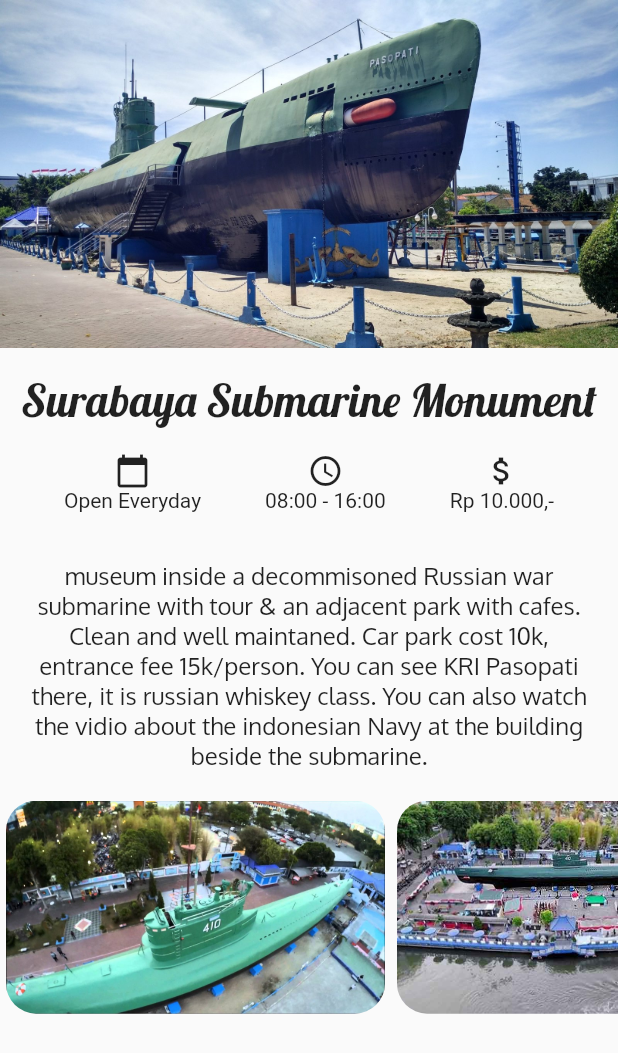
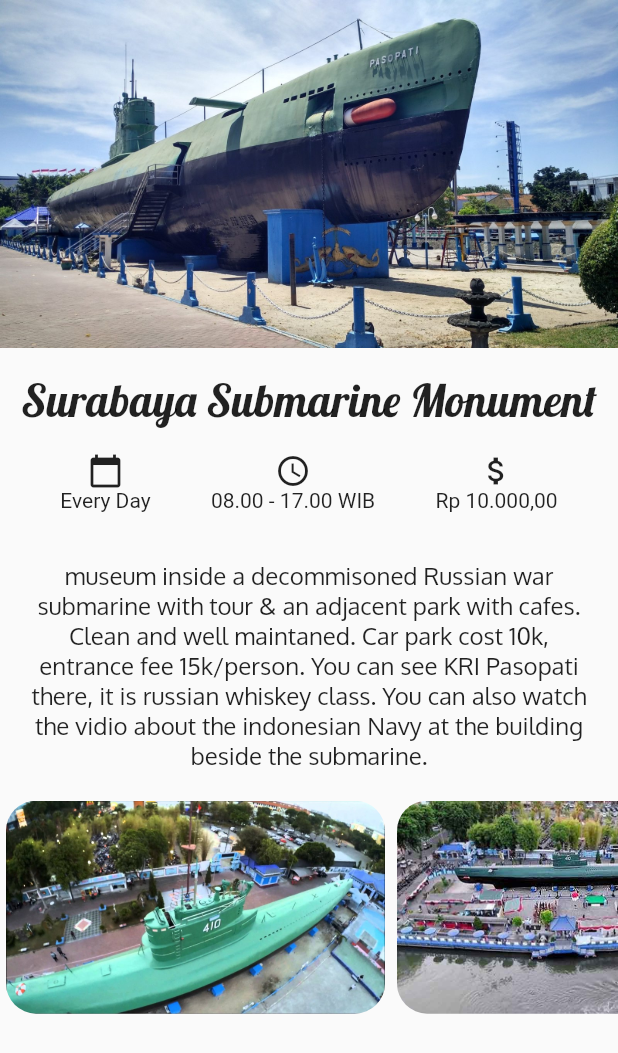
Before and after one commit to FazaZas/flutter_layout, a Flutter app: the screen it shows after launch, after a tap on "Surabaya Submarine Monument", on a phone screen of 412 x 824 dp. Shown: the top 1053 px of the screen. Run offline on Flutter 3.47's test engine with Material 2 defaults, Android fonts, the phone set to English and light mode, and no system bars.

Commit message:
data jadi dinamis

```diff
--- a/lib/detail_screen.dart
+++ b/lib/detail_screen.dart
@@ -29,21 +29,21 @@ class DetailScreen extends StatelessWidget {
                 mainAxisAlignment: MainAxisAlignment.spaceEvenly,
                 children: <Widget>[
                   Column(
-                    children: const <Widget>[
+                    children: <Widget>[
                       Icon(Icons.calendar_today),
-                      Text('Open Everyday'),
+                      Text(place.hari),
                     ],
                   ),
                   Column(
-                    children: const <Widget>[
+                    children: <Widget>[
                       Icon(Icons.access_time),
-                      Text('08:00 - 16:00'),
+                      Text(place.jam),
                     ],
                   ),
                   Column(
-                    children: const <Widget>[
+                    children: <Widget>[
                       Icon(Icons.attach_money),
-                      Text('Rp 10.000,-'),
+                      Text(place.tiket),
                     ],
                   )
                 ],
--- a/lib/model/tourism_place.dart
+++ b/lib/model/tourism_place.dart
@@ -6,6 +6,9 @@ class TourismPlace {
   String gambar1;
   String gambar2;
   String gambar3;
+  String hari;
+  String jam;
+  String tiket;
 
   TourismPlace({
     required this.name,
@@ -15,6 +18,9 @@ class TourismPlace {
     required this.gambar1,
     required this.gambar2,
     required this.gambar3,
+    required this.hari,
+    required this.jam,
+    required this.tiket,
   });
 }
 
@@ -28,6 +34,9 @@ var tourismPlaceList = [
     gambar1: 'assets/images/submarine1.jpg',
     gambar2: 'assets/images/submarine2.jpg',
     gambar3: 'assets/images/submarine3.jpg',
+    hari: 'Every Day',
+    jam: '08.00 - 17.00 WIB',
+    tiket: 'Rp 10.000,00',
   ),
   TourismPlace(
     name: 'Klenteng Sanggar Agung',
@@ -37,7 +46,11 @@ var tourismPlaceList = [
         'a pagoda in the city of Surabaya. The address is at Jalan Sukolilo Number 100, Ria Kenjeran Beach, Surabaya. This temple, apart from being a place of worship for Tridharma followers, is also a tourist destination for tourists',
     gambar1: 'assets/images/klenteng1.jpg',
     gambar2: 'assets/images/klenteng2.jpg',
-      gambar3: 'assets/images/klenteng3.jpg'),
+    gambar3: 'assets/images/klenteng3.jpg',
+    hari: 'Every Day',
+    jam: '08.00 - 17.00 WIB',
+    tiket: 'Rp 12.000,00',
+  ),
   TourismPlace(
     name: 'House of Sampoerna',
     location: 'Krembang Utara',
@@ -46,7 +59,11 @@ var tourismPlaceList = [
         'The House of Sampoerna is a tobacco museum and headquarters of Sampoerna located in Surabaya. The main buildings architectural style influenced by Dutch colonial style compound was built in 1862 and is now a preserved historical site.',
     gambar1: 'assets/images/sampoerna1.jpg',
     gambar2: 'assets/images/sampoerna2.jpg',
-      gambar3: 'assets/images/sampoerna3.jpg'),
+    gambar3: 'assets/images/sampoerna3.jpg',
+    hari: 'Every Day',
+    jam: '08.00 - 15.00 WIB',
+    tiket: 'Rp 50.000,00',
+  ),
   TourismPlace(
     name: 'Tugu Pahlawan',
     location: 'Alun-alun Contong',
@@ -55,7 +72,11 @@ var tourismPlaceList = [
         'The Heroes Monument (Indonesian: Tugu Pahlawan) is a monument in Surabaya, East Java. It is the main symbol of the city, dedicated to the people who died during the Battle of Surabaya on 10 November 1945. The 10 November Museum is located under the monument.',
     gambar1: 'assets/images/tugu1.jpg',
     gambar2: 'assets/images/tugu2.jpg',
-      gambar3: 'assets/images/tugu3.jpg'),
+    gambar3: 'assets/images/tugu3.jpg',
+    hari: 'Every Day',
+    jam: '08.00 - 20.00 WIB',
+    tiket: 'Rp 15.000,00',
+  ),
   TourismPlace(
     name: 'Patung Suro Boyo',
     location: 'Wonokromo',
@@ -64,7 +85,11 @@ var tourismPlaceList = [
         'The statue of Sura and Baya is a statue that is a symbol of the city of Surabaya. This statue is in front of the Surabaya Zoo. This statue consists of these two animals which inspired the name of the city of Surabaya: the sura fish and the baya.',
     gambar1: 'assets/images/sby1.jpg',
     gambar2: 'assets/images/sby2.jpg',
-      gambar3: 'assets/images/sby3.jpg'),
+    gambar3: 'assets/images/sby3.jpg',
+    hari: 'Every Day',
+    jam: '08.00 - 17.00 WIB',
+    tiket: 'free',
+  ),
   TourismPlace(
     name: 'Gunung Bromo',
     location: 'Malang, Pasuruan, Probolinggo, Lumajang',
@@ -73,7 +98,11 @@ var tourismPlaceList = [
         'Mount Bromo is an active somma volcano and part of the Tengger mountains, in East Java, Indonesia. At 2,329 meters it is not the highest peak of the massif, but the most famous. The area is one of the most visited tourist destinations in East Java, and the volcano is included in the Bromo Tengger Semeru National Park.',
     gambar1: 'assets/images/bromo1.jpg',
     gambar2: 'assets/images/bromo2.jpg',
-      gambar3: 'assets/images/bromo3.jpg'),
+    gambar3: 'assets/images/bromo3.jpg',
+    hari: 'Every Day',
+    jam: '00.01 - 24.00 WIB',
+    tiket: 'Rp 100.000,00',
+  ),
   TourismPlace(
     name: 'Labuan Bajo',
     location: 'West Manggarai, NTT',
@@ -82,7 +111,11 @@ var tourismPlaceList = [
         'Labuan Bajo is a fishing town located at the western end of the large island of Flores in the Nusa Tenggara region of east Indonesia. It is the capital of the West Manggarai Regency (Kabupaten Manggarai Barat), one of the eight regencies which are the major administrative divisions of Flores.',
     gambar1: 'assets/images/bajo1.jpg',
     gambar2: 'assets/images/bajo2.jpg',
-      gambar3: 'assets/images/bajo3.jpg'),
+    gambar3: 'assets/images/bajo3.jpg',
+    hari: 'Every Day',
+    jam: '08.00 - 15.00 WIB',
+    tiket: 'Rp 100.000,00',
+  ),
   TourismPlace(
     name: 'Tanah Lot',
     location: 'Bali',
@@ -91,5 +124,9 @@ var tourismPlaceList = [
         'Tanah Lot Temple is one of the most sacred temples in Bali, Indonesia. Here there are two temples located on a large rock. One is located on a boulder and the other is located on a cliff similar to Uluwatu Temple. Tanah Lot Temple is part of the Dang Kahyangan temple.',
     gambar1: 'assets/images/tanah-lot1.jpg',
     gambar2: 'assets/images/tanah-lot2.jpg',
-      gambar3: 'assets/images/tanah-lot3.jpg'),
+    gambar3: 'assets/images/tanah-lot3.jpg',
+    hari: 'Every Day',
+    jam: '06.00 - 17.00 WIB',
+    tiket: 'Rp 70.000,00',
+  ),
 ];
```
Lines whose indentation alone changed are shown as unchanged.
